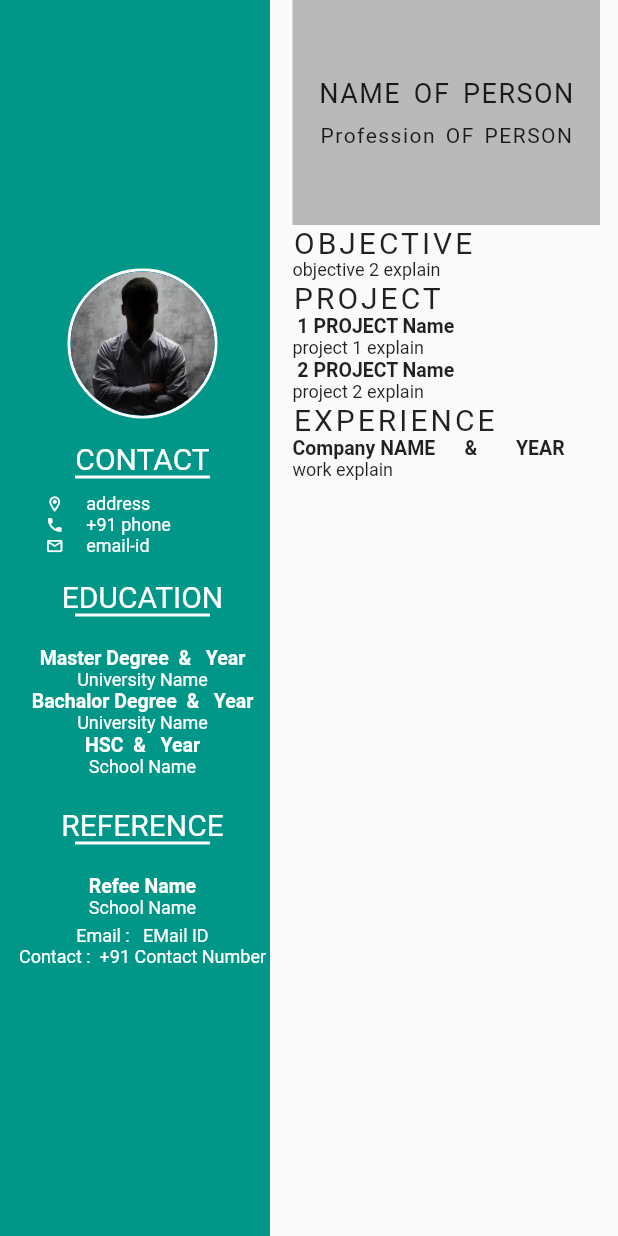
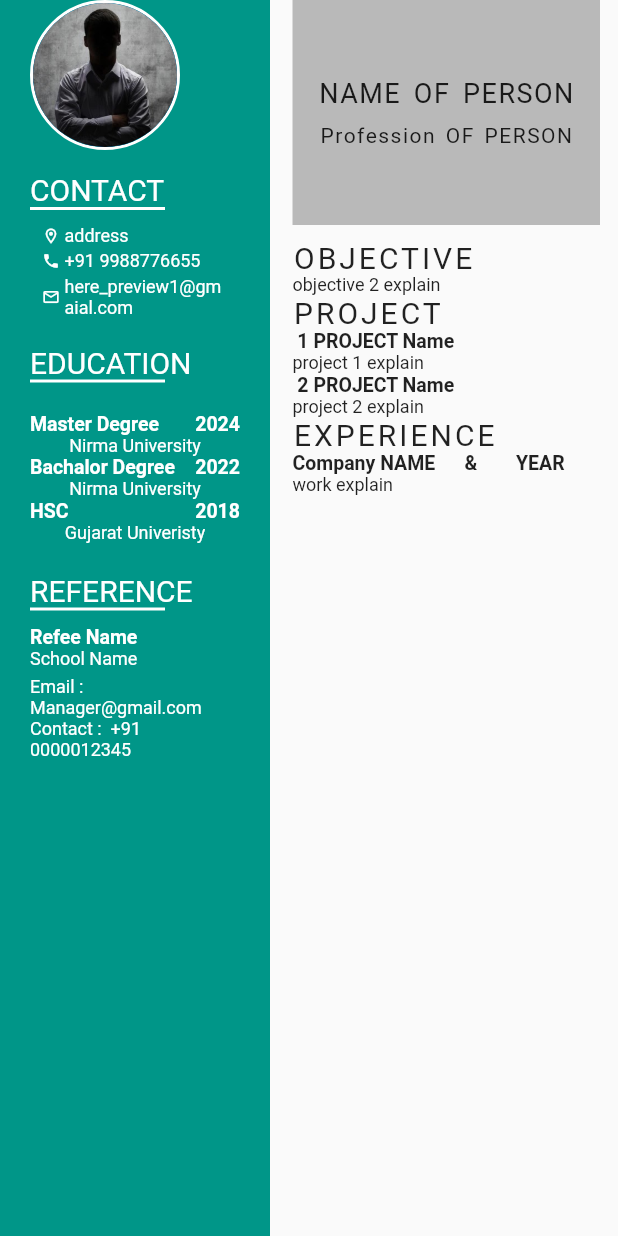
Before and after one commit to VivekTailor19/resume_builder, a Flutter app: the screen it shows after launch, on a phone screen of 412 x 824 dp. Run offline on Flutter 3.47's test engine with Material 2 defaults, Android fonts, the phone set to English and light mode, and no system bars; our stand-ins replace image_picker, pdf; missing offline and left inert: path_provider_windows.

Commit message:
resume builder using flutter framwork and dart language

```diff
--- a/lib/Preview/preview_screen2.dart
+++ b/lib/Preview/preview_screen2.dart
@@ -15,55 +15,56 @@ class _Preview_02State extends State<Preview_02> {
         body: Row(
           children: [
             Container(width: 180,color: Colors.teal,
-
               child: Padding(
-                padding: const EdgeInsets.only(left: 10.0),
+                padding: EdgeInsets.symmetric(horizontal: 20.0),
                 child: Column(
-                  mainAxisAlignment: MainAxisAlignment.center,
-                  crossAxisAlignment: CrossAxisAlignment.center,
+                  //mainAxisAlignment: MainAxisAlignment.center,
+                  crossAxisAlignment: CrossAxisAlignment.start,
                   children: [
                     Container(height: 100,width: 100,
                         decoration: BoxDecoration(shape: BoxShape.circle,border: Border.all(color: Colors.white,width: 2)),
                         child: CircleAvatar(radius: 50,backgroundImage: AssetImage("assets/images/anonymous.jpg"),)),
                     SizedBox(height: 15),
 
-                    Column(children :[
+                    Column(crossAxisAlignment: CrossAxisAlignment.start,
+                      children :[
                       Text("CONTACT",style: TextStyle(wordSpacing: 3,color: Colors.white,fontSize: 20),),
                       Container(height: 2,width: 90,color: Colors.white,),
-                      SizedBox(height: 10),],),
+                      SizedBox(height: 10),
+                      Contact(i1: Icon(Icons.location_on_outlined,size: 12,color: Colors.white),data: "address"),
+                      SizedBox(height: 3),
+                      Contact(i1: Icon(Icons.phone,size: 12,color: Colors.white),data: "+91 9988776655"),
+                      SizedBox(height: 3),
+                      Contact(i1: Icon(Icons.email_outlined,size: 12,color: Colors.white),data: "here_preview1@gmaial.com"),
+                      SizedBox(height: 3),
+                    ],),
 
 
-                    Contact(i1: Icon(Icons.location_on_outlined,size: 12,color: Colors.white),data: "address"),
-                    Contact(i1: Icon(Icons.phone,size: 12,color: Colors.white),data: "+91 phone"),
-                    Contact(i1: Icon(Icons.email_outlined,size: 12,color: Colors.white),data: "email-id"),
 
                     SizedBox(height: 15),
 
-                    Column(children :[
+                    Column(crossAxisAlignment: CrossAxisAlignment.start,
+                      children :[
                       Text("EDUCATION",style: TextStyle(wordSpacing: 3,color: Colors.white,fontSize: 20),),
                       Container(height: 2,width: 90,color: Colors.white,),
-                      SizedBox(height: 10),],),
-                    SizedBox(height: 10),
-                    Text("Master Degree  &   Year",style: TextStyle(color:Colors.white, fontWeight: FontWeight.bold,fontSize: 13,),),
-                    Text("University Name",style: TextStyle(color:Colors.white, fontSize: 12,),),
-                    Text("Bachalor Degree  &   Year",style: TextStyle(color:Colors.white, fontWeight: FontWeight.bold,fontSize: 13,),),
-                    Text("University Name",style: TextStyle(color:Colors.white, fontSize: 12,),),
-                    Text("HSC  &   Year",style: TextStyle(color:Colors.white, fontWeight: FontWeight.bold,fontSize: 13,),),
-                    Text("School Name",style: TextStyle(color:Colors.white, fontSize: 12,),),
                       SizedBox(height: 20),
+                      Education_2(edu: "Master Degree",board_OR_uni: "Nirma University",year: "2024"),
+                      Education_2(edu: "Bachalor Degree",board_OR_uni: "Nirma University",year: "2022"),
+                      Education_2(edu: "HSC",board_OR_uni: "Gujarat Univeristy",year: "2018"),
 
-                    Column(children :[
+                      SizedBox(height: 20),
+                      ],),
+
+
+                    Column(crossAxisAlignment: CrossAxisAlignment.start,children :[
                       Text("REFERENCE",style: TextStyle(wordSpacing: 3,color: Colors.white,fontSize: 20),),
                       Container(height: 2,width: 90,color: Colors.white,),
-                      SizedBox(height: 10),],),
                       SizedBox(height: 10),
-                    Column(
-                        children: [
                       Text("Refee Name",style: TextStyle(color:Colors.white, fontWeight: FontWeight.bold,fontSize: 13,),),
                       Text("School Name",style: TextStyle(color:Colors.white, fontSize: 12,),),
                       SizedBox(height: 5),
-                      Text("Email :   EMail ID",style: TextStyle(color:Colors.white, fontSize: 12,),),
-                      Text("Contact :  +91 Contact Number",style: TextStyle(color:Colors.white, fontSize: 12,),),
+                      Text("Email :   Manager@gmail.com",style: TextStyle(color:Colors.white, fontSize: 12,),),
+                      Text("Contact :  +91 0000012345",style: TextStyle(color:Colors.white, fontSize: 12,),),
                     ]),
 
 
@@ -86,7 +87,6 @@ class _Preview_02State extends State<Preview_02> {
               child: Column(
                 crossAxisAlignment: CrossAxisAlignment.start,
                 children: [
-
                   Container(
                       height: 150,alignment: Alignment.center,color: Colors.black26,
                       child: Column(mainAxisAlignment: MainAxisAlignment.center,
@@ -96,6 +96,10 @@ class _Preview_02State extends State<Preview_02> {
                         Text("Profession OF PERSON",style: TextStyle(fontSize: 14,wordSpacing: 2,letterSpacing: 1),),
                       ],),
                       ),
+                  SizedBox(height: 10),
+                  Column(
+                    crossAxisAlignment: CrossAxisAlignment.start,
+                    children: [
 
                     Topic("OBJECTIVE"),
                     ExplainDetails("objective 2 explain"),
@@ -114,7 +118,11 @@ class _Preview_02State extends State<Preview_02> {
 
                     Topic("EXPERIENCE"),
                     Text("Company NAME      &        YEAR",style: TextStyle(fontSize: 13,fontWeight: FontWeight.bold )),
-                  ExplainDetails("work explain")
+                    ExplainDetails("work explain"),
+
+
+                  ],)
+
 
 
 
@@ -140,14 +148,27 @@ class _Preview_02State extends State<Preview_02> {
   Widget Contact({Icon? i1, String? data})
   {
     return Row(
-      mainAxisAlignment: MainAxisAlignment.center,
+
       children: [
         //Icon(icoon,size: 12,),
         Container(alignment: Alignment.centerRight,width: 20,child: i1!),
-        SizedBox(width: 15),
+        SizedBox(width: 3),
         Container(alignment: Alignment.centerLeft,width: 110,child: Text("$data",
           style: TextStyle(fontSize: 12,color: Colors.white),textAlign: TextAlign.justify,)),
-
+      ],
+    );
+  }
+  Widget Education_2({String? edu, String? year, String? board_OR_uni})
+  {
+    return Column(
+      children: [
+        Row(
+          mainAxisAlignment:MainAxisAlignment.spaceBetween,
+          children: [
+            Text("$edu",style: TextStyle(color:Colors.white, fontWeight: FontWeight.bold,fontSize: 13,),),
+            Text("$year",style: TextStyle(color:Colors.white, fontWeight: FontWeight.bold,fontSize: 13,),),
+          ],),
+        Text("$board_OR_uni",style: TextStyle(color:Colors.white, fontSize: 12,),),
       ],
     );
   }
```
Lines whose indentation alone changed are shown as unchanged.
